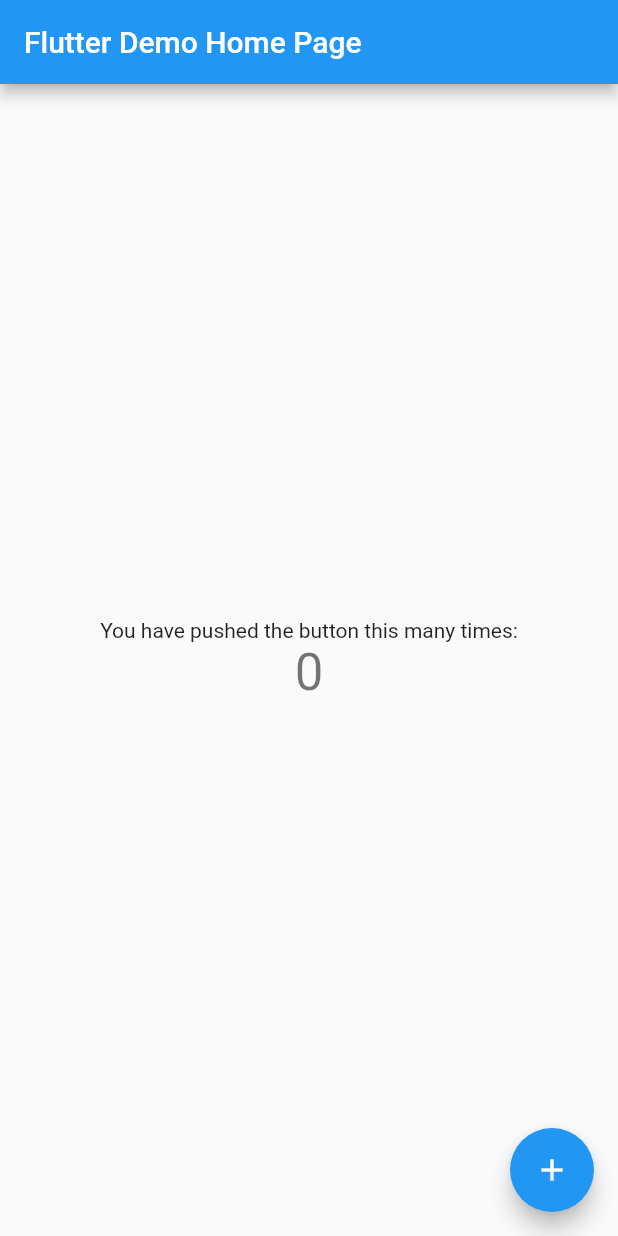
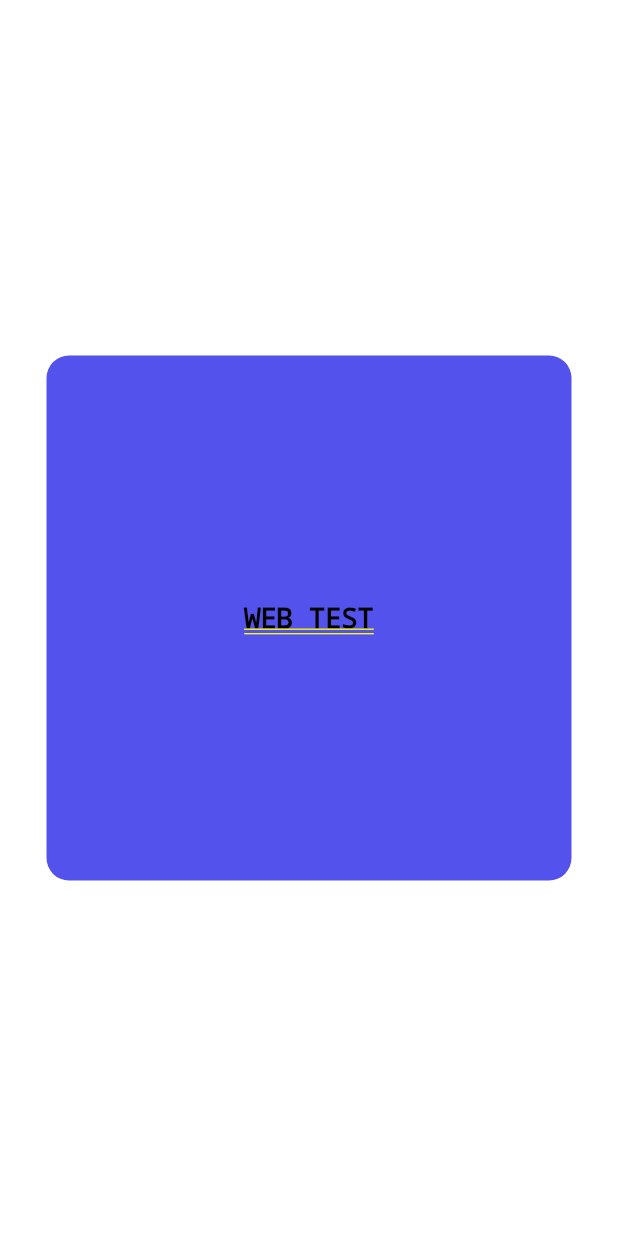
Before and after one commit to chrisjeremy84/PRACTICE-flutter_web, a Flutter app: the screen it shows after launch, on a phone screen of 412 x 824 dp. Run offline on Flutter 3.47's test engine with Material 2 defaults, Android fonts, the phone set to English and light mode, and no system bars.

Commit message:
UPDATED README

```diff
--- a/lib/main.dart
+++ b/lib/main.dart
@@ -69,47 +69,19 @@ class _MyHomePageState extends State<MyHomePage> {
     // The Flutter framework has been optimized to make rerunning build methods
     // fast, so that you can just rebuild anything that needs updating rather
     // than having to individually change instances of widgets.
-    return Scaffold(
-      appBar: AppBar(
-        // Here we take the value from the MyHomePage object that was created by
-        // the App.build method, and use it to set our appbar title.
-        title: Text(widget.title),
-      ),
-      body: Center(
-        // Center is a layout widget. It takes a single child and positions it
-        // in the middle of the parent.
-        child: Column(
-          // Column is also a layout widget. It takes a list of children and
-          // arranges them vertically. By default, it sizes itself to fit its
-          // children horizontally, and tries to be as tall as its parent.
-          //
-          // Invoke "debug painting" (press "p" in the console, choose the
-          // "Toggle Debug Paint" action from the Flutter Inspector in Android
-          // Studio, or the "Toggle Debug Paint" command in Visual Studio Code)
-          // to see the wireframe for each widget.
-          //
-          // Column has various properties to control how it sizes itself and
-          // how it positions its children. Here we use mainAxisAlignment to
-          // center the children vertically; the main axis here is the vertical
-          // axis because Columns are vertical (the cross axis would be
-          // horizontal).
-          mainAxisAlignment: MainAxisAlignment.center,
-          children: <Widget>[
-            const Text(
-              'You have pushed the button this many times:',
-            ),
-            Text(
-              '$_counter',
-              style: Theme.of(context).textTheme.headline4,
-            ),
-          ],
-        ),
-      ),
-      floatingActionButton: FloatingActionButton(
-        onPressed: _incrementCounter,
-        tooltip: 'Increment',
-        child: const Icon(Icons.add),
-      ), // This trailing comma makes auto-formatting nicer for build methods.
+    return Center(
+      child: Container(
+          width: 350,
+          height: 350,
+          decoration: BoxDecoration(
+              borderRadius: BorderRadius.circular(15),
+              color: const Color.fromRGBO(83, 82, 237, 1.0)),
+          child: const Center(
+              child: Text(
+            "WEB TEST",
+            style: TextStyle(
+                fontStyle: FontStyle.normal, color: Colors.black, fontSize: 18),
+          ))),
     );
   }
 }
```
Also changed, not shown: 1 other file.
